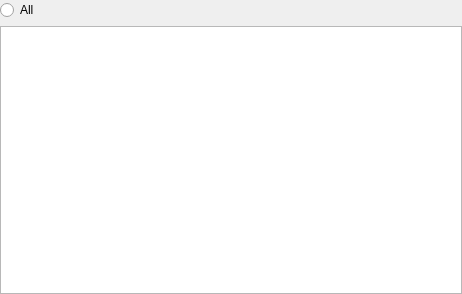
This is xmimewidget.ui in horsicq/XMIMEWidget as Qt 5 draws it before an edit. The edited form follows.
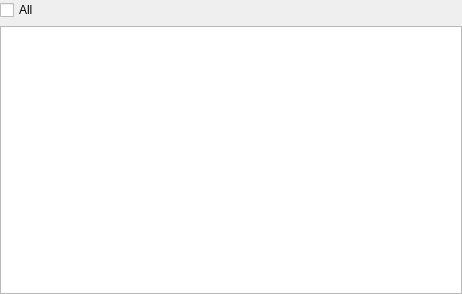
This is the edited form.

The edit to the form file:
```diff
--- a/xmimewidget.ui
+++ b/xmimewidget.ui
@@ -29,7 +29,7 @@
    <item>
     <layout class="QHBoxLayout" name="horizontalLayout">
      <item>
-      <widget class="QRadioButton" name="radioButtonAll">
+      <widget class="QCheckBox" name="checkBoxAll">
        <property name="text">
         <string>All</string>
        </property>
```
